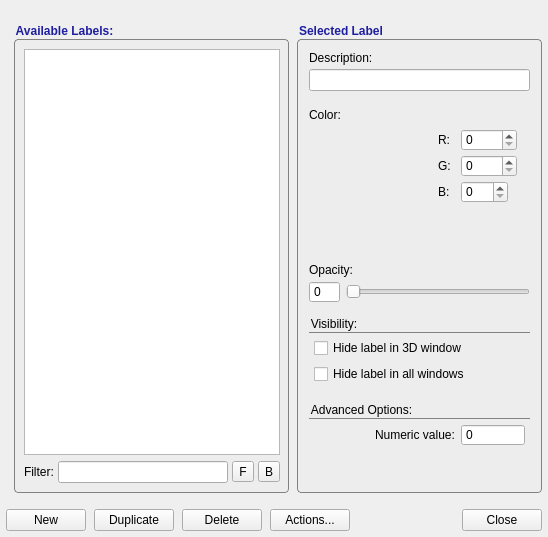
Old version of the form GUI/Qt/Windows/LabelEditorDialog.ui in the repository pyushkevich/itksnap.
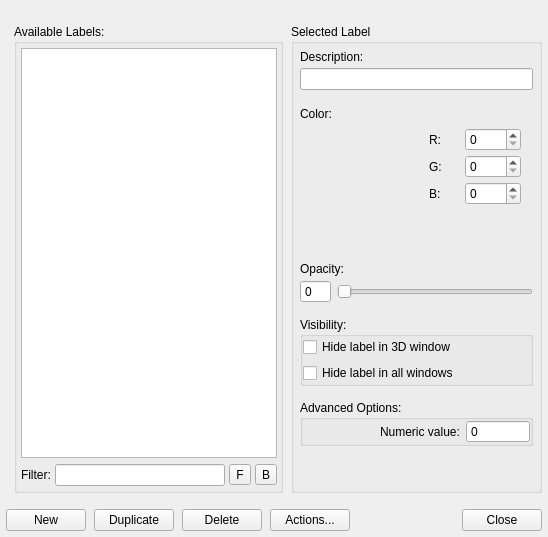
New version of the form. Custom widgets are drawn as their Qt base class.

Commit message: Most of the GUI looks good in dark mode, what is left are the icons

```diff
--- a/GUI/Qt/Windows/LabelEditorDialog.ui
+++ b/GUI/Qt/Windows/LabelEditorDialog.ui
@@ -19,15 +19,32 @@
   margin-top: 15px;
   font-weight: bold;
   font-size: 12px;
-  color: rgb(30,30,160);
-  background-color: rgb(237,237,237);
+  background-color: palette(midlight);
   padding: 5px;
-  border-radius: 4px;
-  border: 1px solid rgb(130,130,130);
+  border-radius: 2px;
+  border-width: 1px;
+  border-style: solid;
+  border-color: rgb(128,128,128);
 }
+
 QGroupBox::title {
   subcontrol-origin: 	margin;
   subcontrol-position: top left;
+}
+
+QGroupBox &gt; QGroupBox {
+  background-origin: content;
+  margin-top: 15px;
+  font-weight: normal;
+  font-size: 12px;
+  font-family: helvetica;
+  background-color: palette(midlight);
+  padding: 5px;
+  border-radius: 0px;
+  border-top: 1px solid rgb(128,128,128);
+  border-left: none;
+  border-right:none;
+  border-bottom:none;
 }</string>
   </property>
   <layout class="QGridLayout" name="gridLayout">
@@ -282,19 +299,6 @@
            </property>
           </widget>
          </item>
-         <item row="2" column="3">
-          <widget class="QSpinBox" name="inBlue">
-           <property name="maximumSize">
-            <size>
-             <width>56</width>
-             <height>16777215</height>
-            </size>
-           </property>
-           <property name="maximum">
-            <number>255</number>
-           </property>
-          </widget>
-         </item>
          <item row="0" column="0" rowspan="5">
           <widget class="ColorWheel" name="inColorWheel" native="true">
            <property name="sizePolicy">
@@ -353,6 +357,19 @@
            </property>
           </spacer>
          </item>
+         <item row="2" column="3" colspan="2">
+          <widget class="QSpinBox" name="inBlue">
+           <property name="maximumSize">
+            <size>
+             <width>56</width>
+             <height>16777215</height>
+            </size>
+           </property>
+           <property name="maximum">
+            <number>255</number>
+           </property>
+          </widget>
+         </item>
         </layout>
        </widget>
       </item>
@@ -436,23 +453,7 @@
       <item>
        <widget class="QGroupBox" name="groupBox">
         <property name="styleSheet">
-         <string notr="true">QGroupBox {
-  background-origin: content;
-  margin-top: 15px;
-  font-weight: normal;
-  color: black;
-  background-color: rgb(237,237,237);
-  padding: 5px;
-  border-radius: 0px;
-  border-top: 1px solid rgb(130,130,130);
-  border-left: none;
-  border-right:none;
-  border-bottom:none;
-}
-QGroupBox::title {
-  subcontrol-origin: 	margin;
-  subcontrol-position: top left;
-}</string>
+         <string notr="true"/>
         </property>
         <property name="title">
          <string>Visibility:</string>
@@ -512,23 +513,7 @@
       <item>
        <widget class="QGroupBox" name="groupBox_2">
         <property name="styleSheet">
-         <string notr="true">QGroupBox {
-  background-origin: content;
-  margin-top: 15px;
-  font-weight: normal;
-  color: black;
-  background-color: rgb(237,237,237);
-  padding: 5px;
-  border-radius: 0px;
-  border-top: 1px solid rgb(130,130,130);
-  border-left: none;
-  border-right:none;
-  border-bottom:none;
-}
-QGroupBox::title {
-  subcontrol-origin: 	margin;
-  subcontrol-position: top left;
-}</string>
+         <string notr="true"/>
         </property>
         <property name="title">
          <string>Advanced Options:</string>
@@ -670,7 +655,7 @@
          <bool>false</bool>
         </attribute>
         <attribute name="verticalHeaderDefaultSectionSize">
-         <number>22</number>
+         <number>24</number>
         </attribute>
        </widget>
       </item>
```
Left out of the diff: 2 changed lines with no effect on the pictures. The commit also changes 12 other files.
